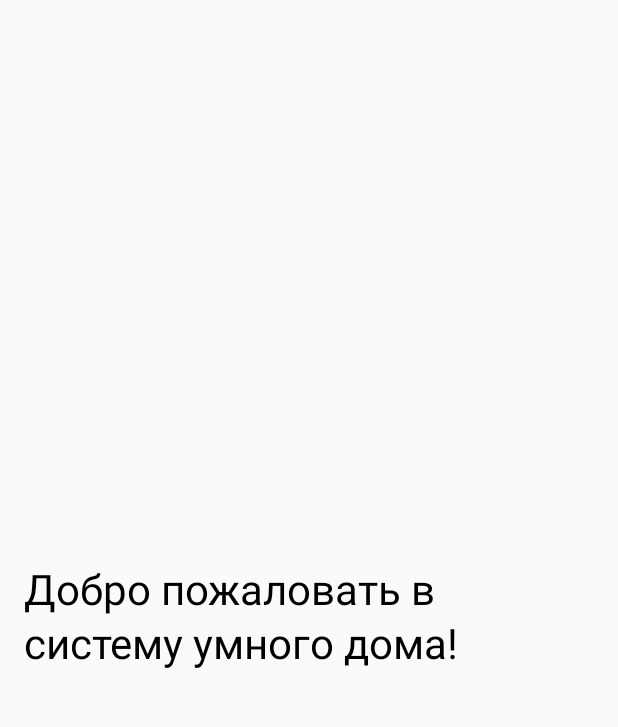
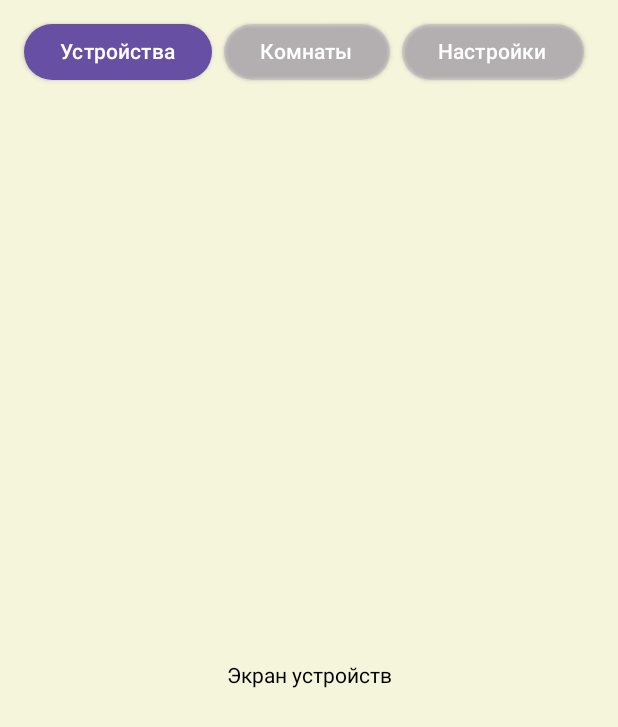
Before and after one commit to vorovskajalapa/diploma, an Android app built with Jetpack Compose: the HomeScreen screen opened through its navigation route, on a phone screen of 412 x 824 dp. Shown: the top 727 px of the screen. Run offline under Robolectric (Android 15) with nearby library versions, the phone set to English and light mode, and no system bars; our stand-ins replace Room's generated code, livedata-compose.

Commit message:
application before hilt

```diff
--- a/application/app/src/main/java/com/example/iot/HomeScreen.kt
+++ /dev/null
@@ -1,20 +0,0 @@
-package com.example.iot
-
-import androidx.compose.foundation.layout.*
-import androidx.compose.material3.*
-import androidx.compose.runtime.Composable
-import androidx.compose.ui.Alignment
-import androidx.compose.ui.Modifier
-import androidx.compose.ui.unit.dp
-
-@Composable
-fun HomeScreen() {
-    Box(
-        modifier = Modifier
-            .fillMaxSize()
-            .padding(16.dp),
-        contentAlignment = Alignment.Center
-    ) {
-        Text(text = "Добро пожаловать в систему умного дома!", style = MaterialTheme.typography.headlineMedium)
-    }
-}
--- a/application/app/src/main/java/com/example/iot/MainActivity.kt
+++ b/application/app/src/main/java/com/example/iot/MainActivity.kt
@@ -1,34 +1,52 @@
 package com.example.iot
 
 import android.os.Bundle
+import android.view.WindowInsets
+import android.view.WindowInsetsController
+import android.view.View
+import android.os.Build
+import android.view.WindowManager
 import androidx.activity.ComponentActivity
 import androidx.activity.compose.setContent
 import androidx.compose.runtime.Composable
+import androidx.lifecycle.lifecycleScope
 import androidx.navigation.compose.rememberNavController
 import com.example.iot.data.local.AppDatabase
 import com.example.iot.ui.screens.AuthorizationScreen
+import com.example.iot.ui.screens.HomeScreen
 import com.example.iot.ui.viewmodel.AuthorizationViewModel
 import androidx.navigation.compose.NavHost
 import androidx.navigation.compose.composable
 import androidx.navigation.NavHostController
+import kotlinx.coroutines.launch
 
 class MainActivity : ComponentActivity() {
     override fun onCreate(savedInstanceState: Bundle?) {
         super.onCreate(savedInstanceState)
 
+
         val db = AppDatabase.getInstance(applicationContext)
         val viewModel = AuthorizationViewModel(db)
 
-        setContent {
-            val navController = rememberNavController()
-            AppNavHost(navController, viewModel)
+        lifecycleScope.launch {
+            // first auth -> home
+            val startDestination = if (viewModel.hasSavedBrokerInDb()) "auth" else "auth"
+            // check if reachable connection and them home
+            // else auth
+
+            runOnUiThread {
+                setContent {
+                    val navController = rememberNavController()
+                    AppNavHost(navController, viewModel, startDestination)
+                }
+            }
         }
     }
 }
 
 @Composable
-fun AppNavHost(navController: NavHostController, viewModel: AuthorizationViewModel) {
-    NavHost(navController = navController, startDestination = "auth") {
+fun AppNavHost(navController: NavHostController, viewModel: AuthorizationViewModel, startDestination: String) {
+    NavHost(navController = navController, startDestination = startDestination) {
         composable("auth") { AuthorizationScreen(navController, viewModel) }
         composable("home") { HomeScreen() }
     }
--- a/application/app/src/main/java/com/example/iot/ui/screens/AuthorizationScreen.kt
+++ b/application/app/src/main/java/com/example/iot/ui/screens/AuthorizationScreen.kt
@@ -8,6 +8,7 @@ import androidx.compose.runtime.*
 import androidx.compose.runtime.livedata.observeAsState
 import androidx.compose.ui.Alignment
 import androidx.compose.ui.Modifier
+import androidx.compose.ui.draw.clip
 import androidx.compose.ui.draw.shadow
 import androidx.compose.ui.graphics.Color
 import androidx.compose.ui.res.painterResource
@@ -40,10 +41,14 @@ fun AuthorizationScreen(navController: NavHostController, viewModel: Authorizati
         Image(
             painter = painterResource(id = R.drawable.mqtt_logo),
             contentDescription = "Broker Logo",
-            modifier = Modifier.size(150.dp)
+            modifier = Modifier
+                .fillMaxWidth()
+                .padding(horizontal = 16.dp)
+                .aspectRatio(4f)
+                .clip(RoundedCornerShape(12.dp)),
         )
 
-        Spacer(modifier = Modifier.height(20.dp))
+        Spacer(modifier = Modifier.height(50.dp))
 
         Column(modifier = Modifier.fillMaxWidth()) {
             OutlinedTextField(
--- /dev/null
+++ b/application/app/src/main/java/com/example/iot/ui/screens/HomeScreen.kt
@@ -0,0 +1,71 @@
+package com.example.iot.ui.screens
+
+import androidx.compose.foundation.background
+import androidx.compose.foundation.layout.*
+import androidx.compose.foundation.lazy.LazyRow
+import androidx.compose.foundation.lazy.itemsIndexed
+import androidx.compose.foundation.shape.RoundedCornerShape
+import androidx.compose.material3.*
+import androidx.compose.runtime.*
+import androidx.compose.ui.Modifier
+import androidx.compose.ui.graphics.Color
+import androidx.compose.ui.unit.dp
+import com.example.iot.ui.screens.home.DevicesScreen
+import com.example.iot.ui.screens.home.RoomsScreen
+import com.example.iot.ui.screens.home.SettingsScreen
+
+@Composable
+fun HomeScreen() {
+    var selectedTab by remember { mutableIntStateOf(0) }
+    val tabs = listOf("Устройства", "Комнаты", "Настройки")
+
+    Column(
+        modifier = Modifier
+            .fillMaxSize()
+            .statusBarsPadding()
+            .background(Color(0xFFF5F5DC))
+    ) {
+        LazyRow(
+            modifier = Modifier
+                .fillMaxWidth()
+                .padding(vertical = 12.dp, horizontal = 8.dp),
+            contentPadding = PaddingValues(horizontal = 8.dp),
+            horizontalArrangement = Arrangement.spacedBy(8.dp)
+        ) {
+            itemsIndexed(tabs) { index, title ->
+                TabButton(
+                    title = title,
+                    isSelected = selectedTab == index,
+                    onClick = { selectedTab = index }
+                )
+            }
+        }
+
+        Spacer(modifier = Modifier.height(8.dp))
+
+        when (selectedTab) {
+            0 -> DevicesScreen()
+            1 -> RoomsScreen()
+            2 -> SettingsScreen()
+        }
+    }
+}
+
+@Composable
+fun TabButton(title: String, isSelected: Boolean, onClick: () -> Unit) {
+    Button(
+        onClick = onClick,
+        shape = RoundedCornerShape(50.dp),
+        colors = ButtonDefaults.buttonColors(
+            containerColor = if (isSelected) MaterialTheme.colorScheme.primary
+            else MaterialTheme.colorScheme.primary.copy(alpha = 0.2f),
+            contentColor = Color.White
+        ),
+        elevation = ButtonDefaults.elevatedButtonElevation(defaultElevation = 2.dp),
+        modifier = Modifier
+            .height(45.dp)
+            .padding(vertical = 4.dp)
+    ) {
+        Text(title)
+    }
+}
--- /dev/null
+++ b/application/app/src/main/java/com/example/iot/ui/screens/home/DeviceScreen.kt
@@ -0,0 +1,15 @@
+package com.example.iot.ui.screens.home
+
+import androidx.compose.foundation.layout.Box
+import androidx.compose.foundation.layout.fillMaxSize
+import androidx.compose.material3.Text
+import androidx.compose.runtime.Composable
+import androidx.compose.ui.Alignment
+import androidx.compose.ui.Modifier
+
+@Composable
+fun DevicesScreen() {
+    Box(modifier = Modifier.fillMaxSize(), contentAlignment = Alignment.Center) {
+        Text("Экран устройств")
+    }
+}
--- /dev/null
+++ b/application/app/src/main/java/com/example/iot/ui/screens/home/RoomsScreen.kt
@@ -0,0 +1,15 @@
+package com.example.iot.ui.screens.home
+
+import androidx.compose.foundation.layout.Box
+import androidx.compose.foundation.layout.fillMaxSize
+import androidx.compose.material3.Text
+import androidx.compose.runtime.Composable
+import androidx.compose.ui.Alignment
+import androidx.compose.ui.Modifier
+
+@Composable
+fun RoomsScreen() {
+    Box(modifier = Modifier.fillMaxSize(), contentAlignment = Alignment.Center) {
+        Text("Экран комнат")
+    }
+}
--- /dev/null
+++ b/application/app/src/main/java/com/example/iot/ui/screens/home/SettingsScreen.kt
@@ -0,0 +1,15 @@
+package com.example.iot.ui.screens.home
+
+import androidx.compose.foundation.layout.Box
+import androidx.compose.foundation.layout.fillMaxSize
+import androidx.compose.material3.Text
+import androidx.compose.runtime.Composable
+import androidx.compose.ui.Alignment
+import androidx.compose.ui.Modifier
+
+@Composable
+fun SettingsScreen() {
+    Box(modifier = Modifier.fillMaxSize(), contentAlignment = Alignment.Center) {
+        Text("Настройки")
+    }
+}
--- a/application/app/src/main/java/com/example/iot/ui/viewmodel/AuthorizationViewModel.kt
+++ b/application/app/src/main/java/com/example/iot/ui/viewmodel/AuthorizationViewModel.kt
@@ -24,9 +24,18 @@ class AuthorizationViewModel(private val db: AppDatabase) : ViewModel() {
         }
     }
 
+    suspend fun hasSavedBrokerInDb(): Boolean {
+        return brokerDao.getAllBrokers().isNotEmpty()
+    }
+
     fun addBroker(serverUri: String, serverPort: Int, user: String?, password: String?) {
         viewModelScope.launch {
-            val broker = Broker(serverUri = serverUri, serverPort = serverPort, user = user, password = password)
+            val broker = Broker(
+                serverUri = serverUri,
+                serverPort = serverPort,
+                user = user,
+                password = password
+            )
             brokerDao.insert(broker)
             loadBrokers()
         }
```
